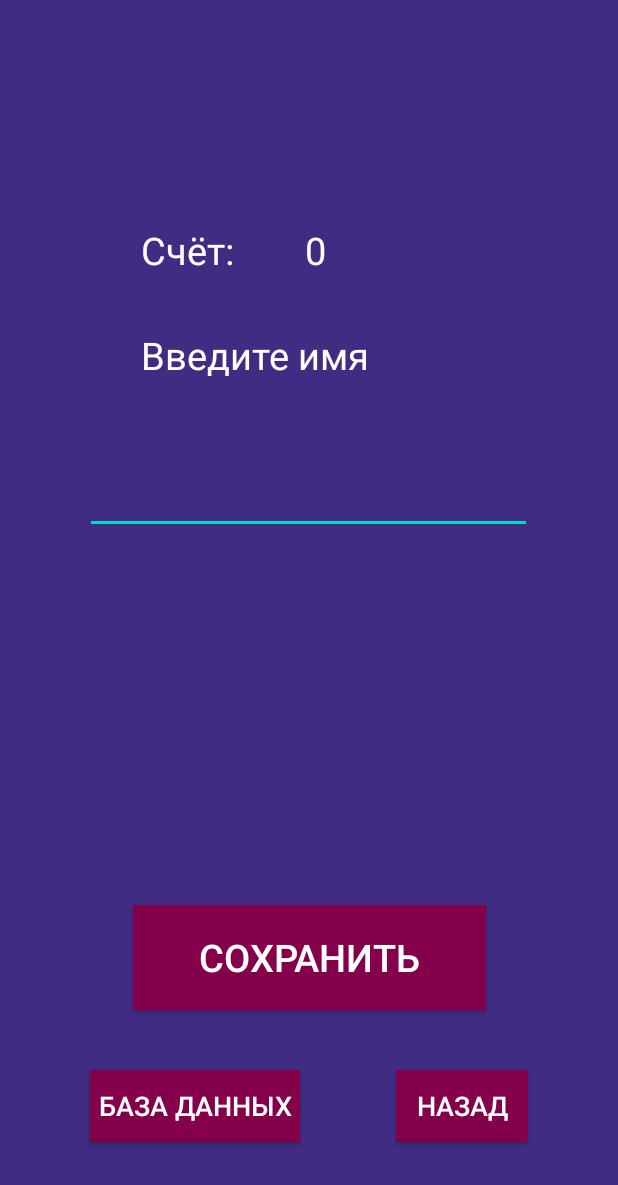
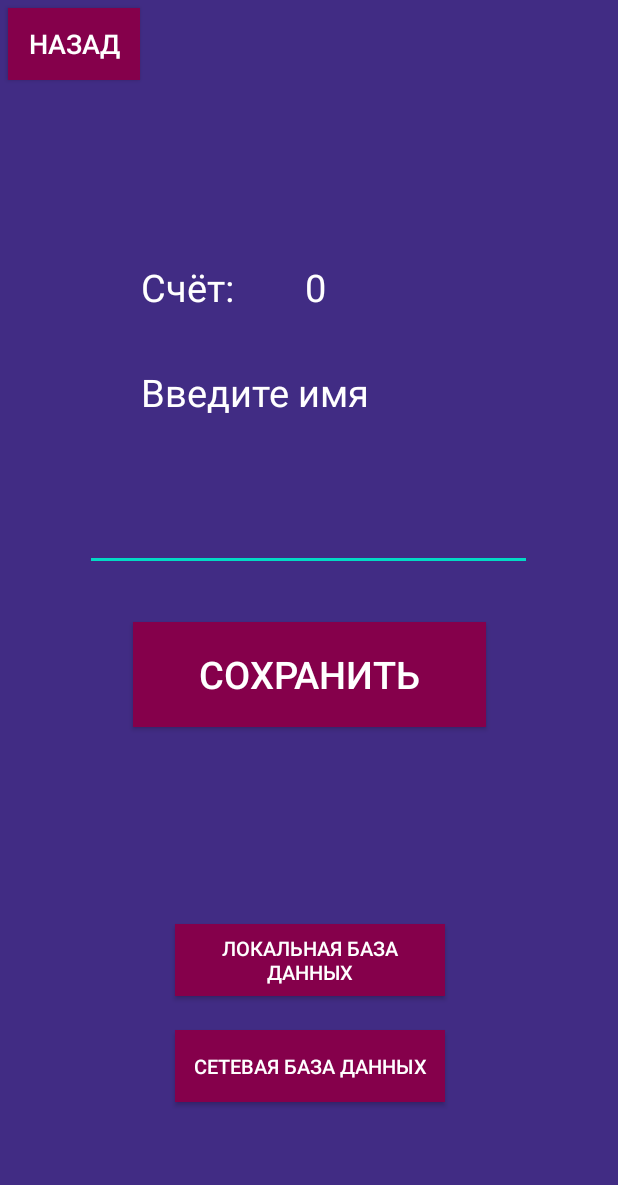
Before and after one commit to tkushch/ZooRun, an Android app: the SaveRecordActivity screen opened directly, with no data from a screen before it, on a phone screen of 412 x 824 dp. Shown: the top 1185 px of the screen. Run offline under Robolectric (Android 15) with nearby library versions, the phone set to English and light mode, and no system bars; our stand-ins replace Firebase (no records; nobody signed in at launch, a user with empty details on screens opened directly).

Commit message:
firebase работает

```diff
--- a/app/src/main/java/com/example/zoorun/MainActivity.java
+++ b/app/src/main/java/com/example/zoorun/MainActivity.java
@@ -94,7 +94,7 @@ public class MainActivity extends AppCompatActivity implements View.OnClickListe
             to_pause_screen(getString(R.string.taptoplay));
         }
         if (v == back) {
-            savescore();
+            saveScore();
             Intent intent = new Intent(this, StartActivity.class);
             startActivity(intent);
         }
@@ -184,7 +184,7 @@ public class MainActivity extends AppCompatActivity implements View.OnClickListe
     @Override
     protected void onPause() {
         super.onPause();
-        savescore();
+        saveScore();
         if (!md.isPause() && !md.Was_collision()) {
             to_pause_screen(getString(R.string.taptoplay));
         }
@@ -241,7 +241,7 @@ public class MainActivity extends AppCompatActivity implements View.OnClickListe
         et_score.setText(String.valueOf(score));
     }
 
-    public void savescore() {
+    public void saveScore() {
         int score = Integer.parseInt(String.valueOf(et_score.getText()));
         int record = 0;
 
--- a/app/src/main/res/layout/activity_save_record.xml
+++ b/app/src/main/res/layout/activity_save_record.xml
@@ -34,7 +34,7 @@
         app:layout_constraintHorizontal_bias="0.0"
         app:layout_constraintStart_toStartOf="@+id/textView7"
         app:layout_constraintTop_toTopOf="parent"
-        app:layout_constraintVertical_bias="0.27" />
+        app:layout_constraintVertical_bias="0.49" />
 
     <TextView
         android:id="@+id/tvrecord"
@@ -74,39 +74,52 @@
         app:layout_constraintEnd_toEndOf="parent"
         app:layout_constraintStart_toStartOf="parent"
         app:layout_constraintTop_toTopOf="parent"
-        app:layout_constraintVertical_bias="0.8" />
+        app:layout_constraintVertical_bias="0.55" />
 
     <Button
         android:id="@+id/seebasedatabutton"
         style="@style/MyStyleButton"
-        android:layout_width="wrap_content"
+        android:layout_width="180dp"
         android:layout_height="wrap_content"
-        android:layout_marginStart="60dp"
-        android:layout_marginLeft="60dp"
         android:padding="5dp"
-        android:text="@string/data_base"
-        android:textSize="18dp"
+        android:text="@string/local_data_base"
+        android:textSize="13dp"
         app:layout_constraintBottom_toBottomOf="parent"
         app:layout_constraintEnd_toEndOf="@+id/savetobdsaveact"
-        app:layout_constraintHorizontal_bias="0.0"
-        app:layout_constraintStart_toStartOf="parent"
+        app:layout_constraintStart_toStartOf="@+id/savetobdsaveact"
         app:layout_constraintTop_toBottomOf="@+id/savetobdsaveact"
-        app:layout_constraintVertical_bias="0.39" />
+        app:layout_constraintVertical_bias="0.45" />
 
     <Button
         android:id="@+id/button3back"
         style="@style/MyStyleButton"
         android:layout_width="wrap_content"
         android:layout_height="wrap_content"
-        android:layout_marginEnd="60dp"
-        android:layout_marginRight="60dp"
+        android:layout_marginStart="5dp"
+        android:layout_marginLeft="5dp"
+        android:layout_marginTop="5dp"
+        android:padding="5dp"
         android:text="@string/back_str"
         android:textSize="18dp"
         app:layout_constraintBottom_toBottomOf="parent"
         app:layout_constraintEnd_toEndOf="parent"
-        app:layout_constraintHorizontal_bias="1.0"
-        app:layout_constraintStart_toStartOf="@+id/savetobdsaveact"
-        app:layout_constraintTop_toBottomOf="@+id/savetobdsaveact"
-        app:layout_constraintVertical_bias="0.39" />
+        app:layout_constraintHorizontal_bias="0.0"
+        app:layout_constraintStart_toStartOf="parent"
+        app:layout_constraintTop_toTopOf="parent"
+        app:layout_constraintVertical_bias="0.0" />
+
+    <Button
+        android:id="@+id/firebase_button"
+        style="@style/MyStyleButton"
+        android:layout_width="180dp"
+        android:layout_height="wrap_content"
+        android:padding="5dp"
+        android:text="@string/firebase_data_base"
+        android:textSize="13dp"
+        app:layout_constraintBottom_toBottomOf="parent"
+        app:layout_constraintEnd_toEndOf="@+id/seebasedatabutton"
+        app:layout_constraintStart_toStartOf="@+id/seebasedatabutton"
+        app:layout_constraintTop_toBottomOf="@+id/seebasedatabutton"
+        app:layout_constraintVertical_bias="0.19999999" />
 
 </androidx.constraintlayout.widget.ConstraintLayout>
--- a/app/src/main/res/layout/main.xml
+++ b/app/src/main/res/layout/main.xml
@@ -64,14 +64,14 @@
             app:layout_constraintVertical_bias="0.0" android:layout_marginTop="2dp"/>
 
     <TextView
-        android:padding="5dp"
         android:id="@+id/edit_text_score"
         android:layout_width="120dp"
-        android:layout_height="30dp"
+        android:layout_height="wrap_content"
         android:ems="10"
         android:gravity="center"
+        android:padding="5dp"
         android:textColor="#FFFFFF"
-        android:textSize="12dp"
+        android:textSize="20dp"
         app:layout_constraintBottom_toBottomOf="parent"
         app:layout_constraintEnd_toEndOf="parent"
         app:layout_constraintHorizontal_bias="1.0"
--- a/app/src/main/res/layout/start.xml
+++ b/app/src/main/res/layout/start.xml
@@ -9,6 +9,7 @@
 
     <Button
         android:id="@+id/start_button"
+        style="@style/MyStyleButton"
         android:layout_width="235dp"
         android:layout_height="70dp"
         android:elevation="1dp"
@@ -16,11 +17,8 @@
         android:textSize="30dp"
         app:layout_constraintBottom_toBottomOf="parent"
         app:layout_constraintEnd_toEndOf="parent"
-        app:layout_constraintHorizontal_bias="0.498"
         app:layout_constraintStart_toStartOf="parent"
-        app:layout_constraintTop_toTopOf="parent"
-        style="@style/MyStyleButton"
-        app:layout_constraintVertical_bias="0.37" />
+        app:layout_constraintTop_toTopOf="parent" />
     <TextView
             android:gravity="center"
             android:text="@string/car_colour"
--- a/app/src/main/res/values/strings.xml
+++ b/app/src/main/res/values/strings.xml
@@ -42,7 +42,8 @@
     <string name="sound">Звук</string>
     <string name="saved">Сохранено</string>
     <string name="play">Играть</string>
-    <string name="data_base">База данных</string>
+    <string name="local_data_base">Локальная база данных</string>
+    <string name="firebase_data_base">Сетевая база данных</string>
     <string name="back_str">Назад</string>
     <string name="your_score">Ваш счет:</string>
     <string name="car_colour">Цвет машины</string>
```
Also changed, not shown: app/src/main/java/com/example/zoorun/Record.java (+12 -0 lines), app/src/main/java/com/example/zoorun/SaveRecordActivity.java (+96 -39 lines), app/src/main/java/com/example/zoorun/dataBase/User.java (added, +32 -0 lines), app/src/main/res/layout/dblist.xml (+21 -12 lines), app/src/main/res/layout/test_to_del.xml (deleted, +0 -89 lines).
